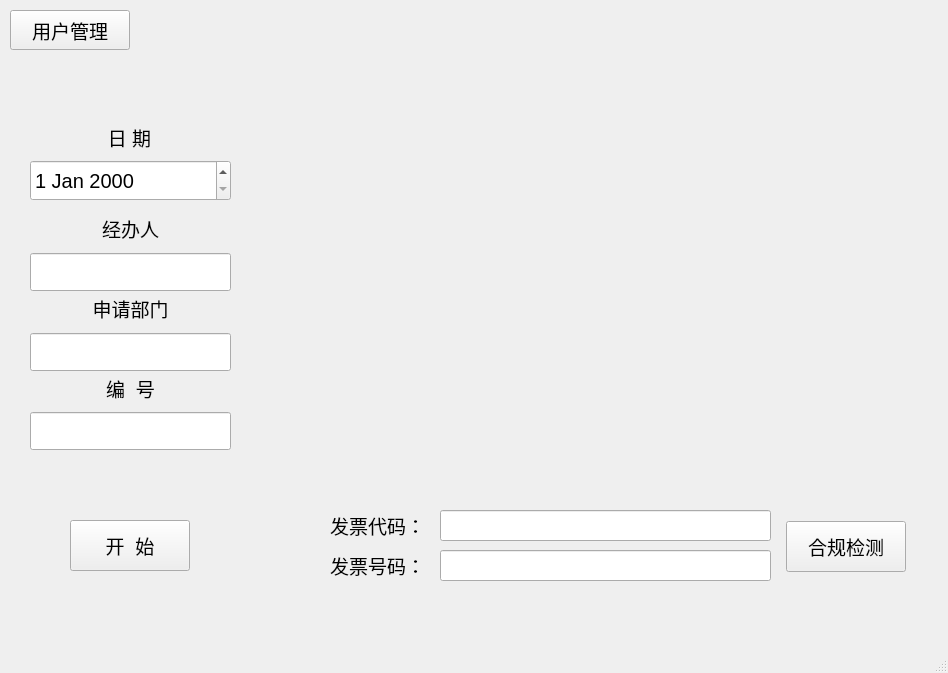
Old version of the form mainwindow.ui in the repository czhc001/Qt-Project-FAPIAO.
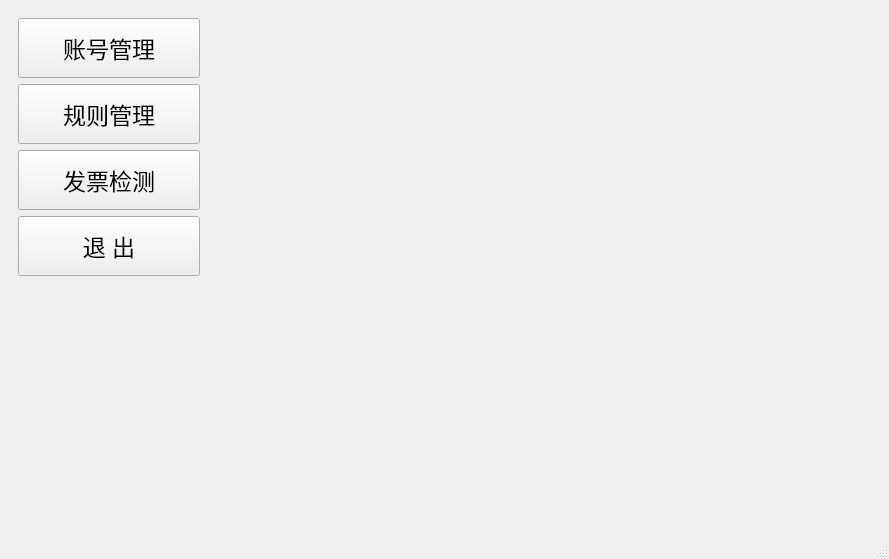
New version of the form. Icons and pictures are not drawn.

Patch:
```diff
--- a/mainwindow.ui
+++ b/mainwindow.ui
@@ -6,8 +6,8 @@
    <rect>
     <x>0</x>
     <y>0</y>
-    <width>948</width>
-    <height>673</height>
+    <width>889</width>
+    <height>559</height>
    </rect>
   </property>
   <property name="windowTitle">
@@ -18,438 +18,140 @@
     <normaloff>:/image/icon.png</normaloff>:/image/icon.png</iconset>
   </property>
   <widget class="QWidget" name="centralwidget">
-   <widget class="QPushButton" name="Button_manage">
-    <property name="geometry">
-     <rect>
-      <x>10</x>
-      <y>10</y>
-      <width>120</width>
-      <height>40</height>
-     </rect>
-    </property>
-    <property name="font">
-     <font>
-      <pointsize>14</pointsize>
-     </font>
-    </property>
-    <property name="text">
-     <string>用户管理</string>
-    </property>
-   </widget>
-   <widget class="QLabel" name="label_image">
-    <property name="geometry">
-     <rect>
-      <x>330</x>
-      <y>10</y>
-      <width>576</width>
-      <height>432</height>
-     </rect>
-    </property>
-    <property name="font">
-     <font>
-      <pointsize>20</pointsize>
-      <weight>75</weight>
-      <bold>true</bold>
-     </font>
-    </property>
-    <property name="autoFillBackground">
-     <bool>true</bool>
-    </property>
-    <property name="text">
-     <string/>
-    </property>
-    <property name="alignment">
-     <set>Qt::AlignBottom|Qt::AlignLeading|Qt::AlignLeft</set>
-    </property>
-   </widget>
-   <widget class="QWidget" name="verticalLayoutWidget">
-    <property name="geometry">
-     <rect>
-      <x>30</x>
-      <y>290</y>
-      <width>201</width>
-      <height>81</height>
-     </rect>
-    </property>
-    <property name="font">
-     <font>
-      <pointsize>14</pointsize>
-     </font>
-    </property>
-    <layout class="QVBoxLayout" name="verticalLayout">
-     <item>
-      <widget class="QLabel" name="label_department">
-       <property name="font">
-        <font>
-         <pointsize>14</pointsize>
-        </font>
-       </property>
-       <property name="text">
-        <string>申请部门</string>
-       </property>
-       <property name="alignment">
-        <set>Qt::AlignCenter</set>
-       </property>
-      </widget>
-     </item>
-     <item>
-      <widget class="QLineEdit" name="lineEdit_department">
-       <property name="minimumSize">
-        <size>
-         <width>0</width>
-         <height>38</height>
-        </size>
-       </property>
-       <property name="font">
-        <font>
-         <pointsize>14</pointsize>
-        </font>
-       </property>
-      </widget>
-     </item>
-    </layout>
-   </widget>
-   <widget class="QPushButton" name="Button_start">
-    <property name="geometry">
-     <rect>
-      <x>70</x>
-      <y>520</y>
-      <width>120</width>
-      <height>51</height>
-     </rect>
-    </property>
-    <property name="font">
-     <font>
-      <pointsize>14</pointsize>
-     </font>
-    </property>
-    <property name="text">
-     <string>开  始</string>
-    </property>
-   </widget>
-   <widget class="QLabel" name="label_invoicecode">
-    <property name="geometry">
-     <rect>
-      <x>330</x>
-      <y>510</y>
-      <width>101</width>
-      <height>31</height>
-     </rect>
-    </property>
-    <property name="font">
-     <font>
-      <pointsize>14</pointsize>
-     </font>
-    </property>
-    <property name="text">
-     <string>发票代码：</string>
-    </property>
-   </widget>
-   <widget class="QLabel" name="label_invoiceno">
-    <property name="geometry">
-     <rect>
-      <x>330</x>
-      <y>550</y>
-      <width>101</width>
-      <height>31</height>
-     </rect>
-    </property>
-    <property name="font">
-     <font>
-      <pointsize>14</pointsize>
-     </font>
-    </property>
-    <property name="text">
-     <string>发票号码：</string>
-    </property>
-   </widget>
-   <widget class="QWidget" name="verticalLayoutWidget_2">
-    <property name="geometry">
-     <rect>
-      <x>30</x>
-      <y>370</y>
-      <width>201</width>
-      <height>80</height>
-     </rect>
-    </property>
-    <property name="font">
-     <font>
-      <pointsize>14</pointsize>
-     </font>
-    </property>
-    <layout class="QVBoxLayout" name="verticalLayout_2">
-     <item>
-      <widget class="QLabel" name="label_serialnumber">
-       <property name="font">
-        <font>
-         <pointsize>14</pointsize>
-        </font>
-       </property>
-       <property name="text">
-        <string>编  号</string>
-       </property>
-       <property name="alignment">
-        <set>Qt::AlignCenter</set>
-       </property>
-      </widget>
-     </item>
-     <item>
-      <widget class="QLineEdit" name="lineEdit_serialnumber">
-       <property name="minimumSize">
-        <size>
-         <width>0</width>
-         <height>38</height>
-        </size>
-       </property>
-       <property name="font">
-        <font>
-         <pointsize>14</pointsize>
-        </font>
-       </property>
-      </widget>
-     </item>
-    </layout>
-   </widget>
-   <widget class="QWidget" name="verticalLayoutWidget_3">
-    <property name="geometry">
-     <rect>
-      <x>30</x>
-      <y>210</y>
-      <width>201</width>
-      <height>81</height>
-     </rect>
-    </property>
-    <layout class="QVBoxLayout" name="verticalLayout_3">
-     <item>
-      <widget class="QLabel" name="label_username">
-       <property name="font">
-        <font>
-         <pointsize>14</pointsize>
-        </font>
-       </property>
-       <property name="text">
-        <string>经办人</string>
-       </property>
-       <property name="alignment">
-        <set>Qt::AlignCenter</set>
-       </property>
-      </widget>
-     </item>
-     <item>
-      <widget class="QLineEdit" name="lineEdit_manage">
-       <property name="minimumSize">
-        <size>
-         <width>0</width>
-         <height>38</height>
-        </size>
-       </property>
-       <property name="font">
-        <font>
-         <pointsize>14</pointsize>
-        </font>
-       </property>
-      </widget>
-     </item>
-    </layout>
-   </widget>
-   <widget class="QDateEdit" name="dateEdit">
-    <property name="geometry">
-     <rect>
-      <x>30</x>
-      <y>160</y>
-      <width>201</width>
-      <height>41</height>
-     </rect>
-    </property>
-    <property name="font">
-     <font>
-      <pointsize>15</pointsize>
-     </font>
-    </property>
-    <property name="calendarPopup">
-     <bool>false</bool>
-    </property>
-   </widget>
-   <widget class="QLabel" name="label_date">
-    <property name="geometry">
-     <rect>
-      <x>30</x>
-      <y>120</y>
-      <width>199</width>
-      <height>34</height>
-     </rect>
-    </property>
-    <property name="font">
-     <font>
-      <pointsize>14</pointsize>
-     </font>
-    </property>
-    <property name="text">
-     <string>日 期</string>
-    </property>
-    <property name="alignment">
-     <set>Qt::AlignCenter</set>
-    </property>
-   </widget>
-   <widget class="QLineEdit" name="lineEdit_coderesult">
-    <property name="geometry">
-     <rect>
-      <x>440</x>
-      <y>510</y>
-      <width>331</width>
-      <height>31</height>
-     </rect>
-    </property>
-    <property name="font">
-     <font>
-      <pointsize>14</pointsize>
-     </font>
-    </property>
-   </widget>
-   <widget class="QLineEdit" name="lineEdit_noresult">
-    <property name="geometry">
-     <rect>
-      <x>440</x>
-      <y>550</y>
-      <width>331</width>
-      <height>31</height>
-     </rect>
-    </property>
-    <property name="font">
-     <font>
-      <pointsize>14</pointsize>
-     </font>
-    </property>
-   </widget>
-   <widget class="QPushButton" name="Button_check">
-    <property name="geometry">
-     <rect>
-      <x>786</x>
-      <y>521</y>
-      <width>120</width>
-      <height>51</height>
-     </rect>
-    </property>
-    <property name="font">
-     <font>
-      <pointsize>14</pointsize>
-     </font>
-    </property>
-    <property name="text">
-     <string>合规检测</string>
-    </property>
-   </widget>
-   <widget class="QLabel" name="label_hint">
-    <property name="geometry">
-     <rect>
-      <x>30</x>
-      <y>465</y>
-      <width>200</width>
-      <height>31</height>
-     </rect>
-    </property>
-    <property name="font">
-     <font>
-      <pointsize>14</pointsize>
-     </font>
-    </property>
-    <property name="styleSheet">
-     <string notr="true">color: rgb(255, 0, 0);</string>
-    </property>
-    <property name="text">
-     <string/>
-    </property>
-    <property name="alignment">
-     <set>Qt::AlignCenter</set>
-    </property>
-   </widget>
-   <widget class="QLabel" name="label_result">
-    <property name="geometry">
-     <rect>
-      <x>440</x>
-      <y>590</y>
-      <width>331</width>
-      <height>31</height>
-     </rect>
-    </property>
-    <property name="font">
-     <font>
-      <pointsize>17</pointsize>
-     </font>
-    </property>
-    <property name="text">
-     <string/>
-    </property>
-    <property name="alignment">
-     <set>Qt::AlignCenter</set>
-    </property>
-   </widget>
-   <widget class="QLabel" name="label_no_0">
-    <property name="geometry">
-     <rect>
-      <x>506</x>
-      <y>460</y>
-      <width>41</width>
-      <height>31</height>
-     </rect>
-    </property>
-    <property name="font">
-     <font>
-      <pointsize>17</pointsize>
-     </font>
-    </property>
-    <property name="text">
-     <string/>
-    </property>
-    <property name="alignment">
-     <set>Qt::AlignCenter</set>
-    </property>
-   </widget>
-   <widget class="QLabel" name="label_no">
-    <property name="geometry">
-     <rect>
-      <x>563</x>
-      <y>459</y>
-      <width>81</width>
-      <height>31</height>
-     </rect>
-    </property>
-    <property name="font">
-     <font>
-      <family>微软雅黑</family>
-      <pointsize>17</pointsize>
-      <weight>75</weight>
-      <bold>true</bold>
-     </font>
-    </property>
-    <property name="text">
-     <string/>
-    </property>
-    <property name="alignment">
-     <set>Qt::AlignCenter</set>
-    </property>
-   </widget>
-   <widget class="QLabel" name="label_no_1">
-    <property name="geometry">
-     <rect>
-      <x>660</x>
-      <y>460</y>
-      <width>41</width>
-      <height>31</height>
-     </rect>
-    </property>
-    <property name="font">
-     <font>
-      <pointsize>17</pointsize>
-     </font>
-    </property>
-    <property name="text">
-     <string/>
-    </property>
-    <property name="alignment">
-     <set>Qt::AlignCenter</set>
-    </property>
-   </widget>
+   <layout class="QHBoxLayout" name="horizontalLayout">
+    <item>
+     <widget class="QWidget" name="widget" native="true">
+      <property name="sizePolicy">
+       <sizepolicy hsizetype="Fixed" vsizetype="Expanding">
+        <horstretch>0</horstretch>
+        <verstretch>0</verstretch>
+       </sizepolicy>
+      </property>
+      <property name="minimumSize">
+       <size>
+        <width>200</width>
+        <height>0</height>
+       </size>
+      </property>
+      <property name="maximumSize">
+       <size>
+        <width>130</width>
+        <height>16777215</height>
+       </size>
+      </property>
+      <layout class="QVBoxLayout" name="verticalLayout_4">
+       <item>
+        <widget class="QPushButton" name="pushButton">
+         <property name="minimumSize">
+          <size>
+           <width>0</width>
+           <height>60</height>
+          </size>
+         </property>
+         <property name="font">
+          <font>
+           <pointsize>17</pointsize>
+          </font>
+         </property>
+         <property name="text">
+          <string>账号管理</string>
+         </property>
+        </widget>
+       </item>
+       <item>
+        <widget class="QPushButton" name="pushButton_2">
+         <property name="minimumSize">
+          <size>
+           <width>0</width>
+           <height>60</height>
+          </size>
+         </property>
+         <property name="font">
+          <font>
+           <pointsize>17</pointsize>
+          </font>
+         </property>
+         <property name="text">
+          <string>规则管理</string>
+         </property>
+        </widget>
+       </item>
+       <item>
+        <widget class="QPushButton" name="pushButton_3">
+         <property name="minimumSize">
+          <size>
+           <width>0</width>
+           <height>60</height>
+          </size>
+         </property>
+         <property name="font">
+          <font>
+           <pointsize>17</pointsize>
+          </font>
+         </property>
+         <property name="text">
+          <string>发票检测</string>
+         </property>
+        </widget>
+       </item>
+       <item>
+        <widget class="QPushButton" name="pushButton_4">
+         <property name="minimumSize">
+          <size>
+           <width>0</width>
+           <height>60</height>
+          </size>
+         </property>
+         <property name="font">
+          <font>
+           <pointsize>17</pointsize>
+          </font>
+         </property>
+         <property name="text">
+          <string>退 出</string>
+         </property>
+        </widget>
+       </item>
+       <item>
+        <spacer name="verticalSpacer">
+         <property name="orientation">
+          <enum>Qt::Vertical</enum>
+         </property>
+         <property name="sizeHint" stdset="0">
+          <size>
+           <width>20</width>
+           <height>40</height>
+          </size>
+         </property>
+        </spacer>
+       </item>
+      </layout>
+     </widget>
+    </item>
+    <item>
+     <widget class="QStackedWidget" name="stackedWidget">
+      <property name="sizePolicy">
+       <sizepolicy hsizetype="Minimum" vsizetype="Minimum">
+        <horstretch>0</horstretch>
+        <verstretch>0</verstretch>
+       </sizepolicy>
+      </property>
+      <property name="currentIndex">
+       <number>-1</number>
+      </property>
+     </widget>
+    </item>
+   </layout>
+  </widget>
+  <widget class="QMenuBar" name="menubar">
+   <property name="geometry">
+    <rect>
+     <x>0</x>
+     <y>0</y>
+     <width>889</width>
+     <height>24</height>
+    </rect>
+   </property>
   </widget>
   <widget class="QStatusBar" name="statusbar"/>
  </widget>
```
Left out of the diff: 10 changed lines with no effect on the pictures.
